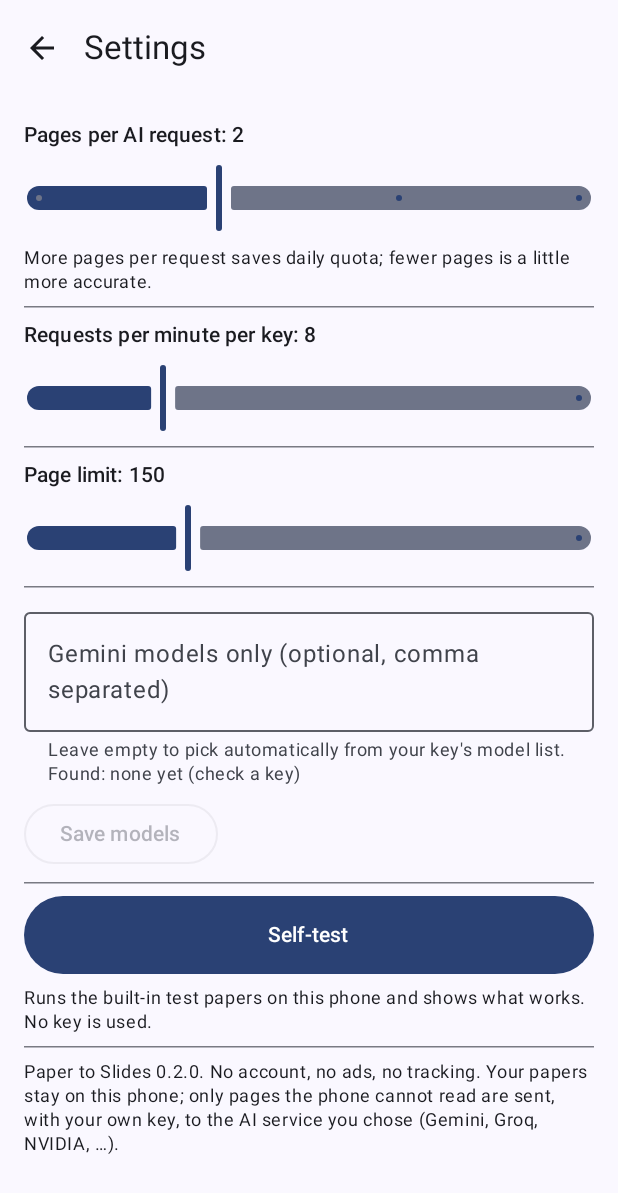
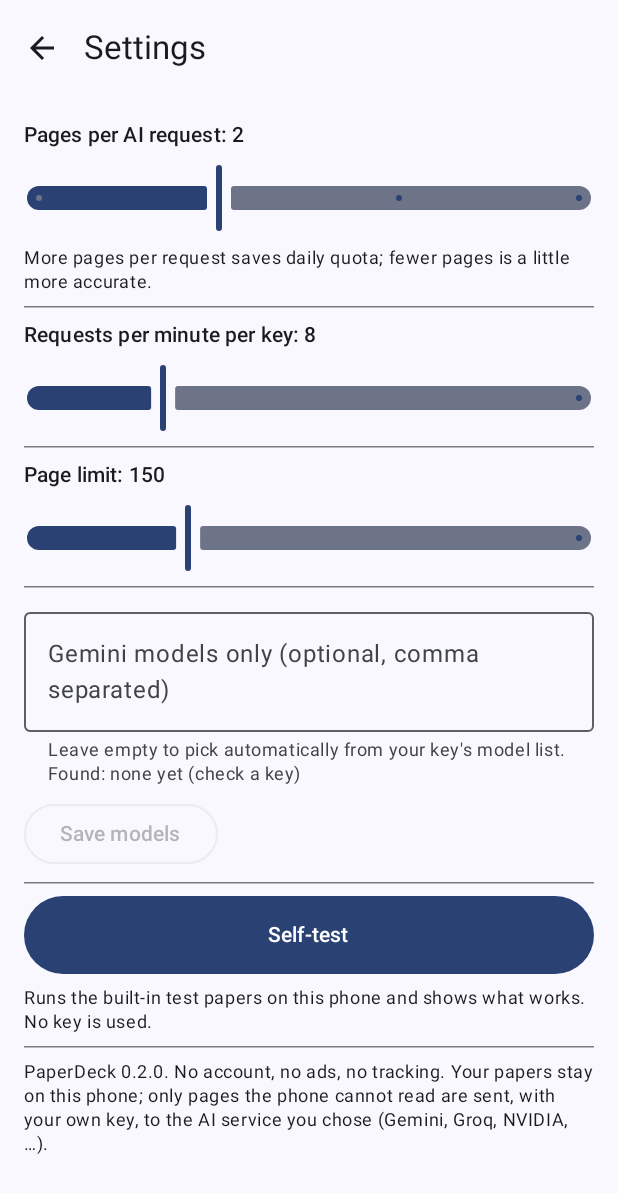
Before and after one commit to Prem1618-5/pdf2ppt-mobile-app, an Android app built with Jetpack Compose: the SettingsScreen screen opened through its navigation route, on a phone screen of 412 x 824 dp. Shown: the top 1193 px of the screen. Run offline under Robolectric (Android 15) with nearby library versions, the phone set to English and light mode, and no system bars; pictures from the network do not load.

Commit message:
Rename the app to PaperDeck (launcher label, APK file name, CI artifact); package id unchanged so updates install over old builds
Co-Authored-By: Claude Sonnet 5.5 <noreply@anthropic.com>
Claude-Session: https://claude.ai/code/session_019WFxWzAr9VvP4jarQXYCE7

```diff
--- a/app/build.gradle.kts
+++ b/app/build.gradle.kts
@@ -75,7 +75,7 @@ androidComponents {
 
 kotlin { compilerOptions { jvmTarget.set(org.jetbrains.kotlin.gradle.dsl.JvmTarget.JVM_17) } }
 
-base { archivesName.set("PaperToSlides-v${android.defaultConfig.versionName}") }
+base { archivesName.set("PaperDeck-v${android.defaultConfig.versionName}") }
 
 dependencies {
     implementation(project(":core"))
--- a/app/src/main/AndroidManifest.xml
+++ b/app/src/main/AndroidManifest.xml
@@ -20,7 +20,7 @@
         android:usesCleartextTraffic="false"
         android:icon="@mipmap/ic_launcher"
         android:roundIcon="@mipmap/ic_launcher"
-        android:label="Paper to Slides"
+        android:label="PaperDeck"
         android:supportsRtl="true"
         android:theme="@style/Theme.PaperToSlides"
         tools:targetApi="34">
--- a/app/src/main/kotlin/app/papertoslides/diag/SelfTest.kt
+++ b/app/src/main/kotlin/app/papertoslides/diag/SelfTest.kt
@@ -38,7 +38,7 @@ data class SelfTestReport(val running: Boolean, val cases: List<CaseResult>, val
  * The owner screenshots or copies this report; it is the on-device verification of spikes S1-S4.
  */
 class SelfTest(private val ctx: Context, private val s: Services) {
-    private val header = "Paper to Slides ${BuildConfig.VERSION_NAME} self-test · ${Build.MANUFACTURER} ${Build.MODEL} · Android ${Build.VERSION.RELEASE} (API ${Build.VERSION.SDK_INT}) · ${Runtime.getRuntime().availableProcessors()} cores"
+    private val header = "PaperDeck ${BuildConfig.VERSION_NAME} self-test · ${Build.MANUFACTURER} ${Build.MODEL} · Android ${Build.VERSION.RELEASE} (API ${Build.VERSION.SDK_INT}) · ${Runtime.getRuntime().availableProcessors()} cores"
 
     suspend fun run(onUpdate: (SelfTestReport) -> Unit) = withContext(Dispatchers.Default) {
         val cases = ArrayList<CaseResult>()
--- a/app/src/main/kotlin/app/papertoslides/ui/HomeScreens.kt
+++ b/app/src/main/kotlin/app/papertoslides/ui/HomeScreens.kt
@@ -82,7 +82,7 @@ fun HomeScreen(vm: MainViewModel, onProgress: () -> Unit, onReview: (String) ->
 
     Scaffold(
         topBar = {
-            TopAppBar(title = { Text("Paper to Slides") }, actions = {
+            TopAppBar(title = { Text("PaperDeck") }, actions = {
                 IconButton(onClick = onKeys) { Icon(Icons.Filled.Key, contentDescription = "AI keys") }
                 IconButton(onClick = onSettings) { Icon(Icons.Filled.Settings, contentDescription = "Settings") }
             })
--- a/app/src/main/kotlin/app/papertoslides/ui/SettingsScreens.kt
+++ b/app/src/main/kotlin/app/papertoslides/ui/SettingsScreens.kt
@@ -173,7 +173,7 @@ fun SettingsScreen(vm: MainViewModel, onBack: () -> Unit, onSelfTest: () -> Unit
             Button(onClick = onSelfTest, modifier = Modifier.fillMaxWidth().heightIn(min = 52.dp)) { Text("Self-test") }
             Text("Runs the built-in test papers on this phone and shows what works. No key is used.", style = MaterialTheme.typography.bodySmall)
             HorizontalDivider()
-            Text("Paper to Slides ${BuildConfig.VERSION_NAME}. No account, no ads, no tracking. Your papers stay on this phone; only pages the phone cannot read are sent, with your own key, to the AI service you chose (Gemini, Groq, NVIDIA, …).",
+            Text("PaperDeck ${BuildConfig.VERSION_NAME}. No account, no ads, no tracking. Your papers stay on this phone; only pages the phone cannot read are sent, with your own key, to the AI service you chose (Gemini, Groq, NVIDIA, …).",
                 style = MaterialTheme.typography.bodySmall)
         }
     }
--- a/core/src/main/kotlin/app/papertoslides/core/pptx/PptxWriter.kt
+++ b/core/src/main/kotlin/app/papertoslides/core/pptx/PptxWriter.kt
@@ -63,8 +63,8 @@ class PptxWriter(out: OutputStream, private val title: String = "Questions") : A
                 rel("rId2", "http://schemas.openxmlformats.org/package/2006/relationships/metadata/core-properties", "docProps/core.xml") +
                 rel("rId3", NS_R + "extended-properties", "docProps/app.xml"),
         ))
-        put("docProps/core.xml", XML_HEAD + """<cp:coreProperties xmlns:cp="http://schemas.openxmlformats.org/package/2006/metadata/core-properties" xmlns:dc="http://purl.org/dc/elements/1.1/" xmlns:dcterms="http://purl.org/dc/terms/" xmlns:dcmitype="http://purl.org/dc/dcmitype/" xmlns:xsi="http://www.w3.org/2001/XMLSchema-instance"><dc:title>${esc(title)}</dc:title><dc:creator>Paper to Slides</dc:creator><cp:revision>1</cp:revision></cp:coreProperties>""")
-        put("docProps/app.xml", XML_HEAD + """<Properties xmlns="http://schemas.openxmlformats.org/officeDocument/2006/extended-properties" xmlns:vt="http://schemas.openxmlformats.org/officeDocument/2006/docPropsVTypes"><Application>Paper to Slides</Application><PresentationFormat>Widescreen</PresentationFormat><Slides>${slides.size}</Slides></Properties>""")
+        put("docProps/core.xml", XML_HEAD + """<cp:coreProperties xmlns:cp="http://schemas.openxmlformats.org/package/2006/metadata/core-properties" xmlns:dc="http://purl.org/dc/elements/1.1/" xmlns:dcterms="http://purl.org/dc/terms/" xmlns:dcmitype="http://purl.org/dc/dcmitype/" xmlns:xsi="http://www.w3.org/2001/XMLSchema-instance"><dc:title>${esc(title)}</dc:title><dc:creator>PaperDeck</dc:creator><cp:revision>1</cp:revision></cp:coreProperties>""")
+        put("docProps/app.xml", XML_HEAD + """<Properties xmlns="http://schemas.openxmlformats.org/officeDocument/2006/extended-properties" xmlns:vt="http://schemas.openxmlformats.org/officeDocument/2006/docPropsVTypes"><Application>PaperDeck</Application><PresentationFormat>Widescreen</PresentationFormat><Slides>${slides.size}</Slides></Properties>""")
         put("[Content_Types].xml", contentTypes())
         zip.close()
     }
```
Also changed, not shown: 3 other files.
